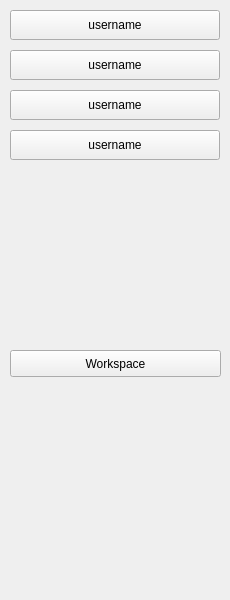
The window that sendmessage.ui (tsuibin/groove) describes before a commit, drawn with Qt 5.
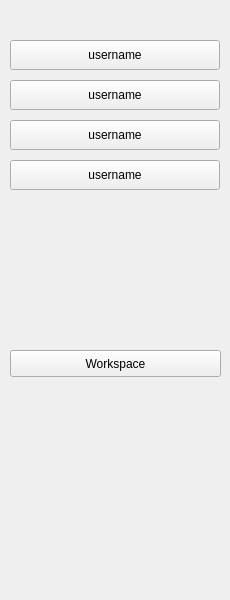
The same window after the commit.

```diff
--- a/sendmessage.ui
+++ b/sendmessage.ui
@@ -17,7 +17,7 @@
    <property name="geometry">
     <rect>
      <x>10</x>
-     <y>10</y>
+     <y>40</y>
      <width>210</width>
      <height>30</height>
     </rect>
@@ -30,7 +30,7 @@
    <property name="geometry">
     <rect>
      <x>10</x>
-     <y>50</y>
+     <y>80</y>
      <width>210</width>
      <height>30</height>
     </rect>
@@ -43,7 +43,7 @@
    <property name="geometry">
     <rect>
      <x>10</x>
-     <y>90</y>
+     <y>120</y>
      <width>210</width>
      <height>30</height>
     </rect>
@@ -56,7 +56,7 @@
    <property name="geometry">
     <rect>
      <x>10</x>
-     <y>130</y>
+     <y>160</y>
      <width>210</width>
      <height>30</height>
     </rect>
@@ -78,6 +78,19 @@
     <string>Workspace</string>
    </property>
   </widget>
+  <widget class="QLabel" name="label_uinfo">
+   <property name="geometry">
+    <rect>
+     <x>20</x>
+     <y>11</y>
+     <width>191</width>
+     <height>20</height>
+    </rect>
+   </property>
+   <property name="text">
+    <string/>
+   </property>
+  </widget>
  </widget>
  <resources/>
  <connections/>
```
